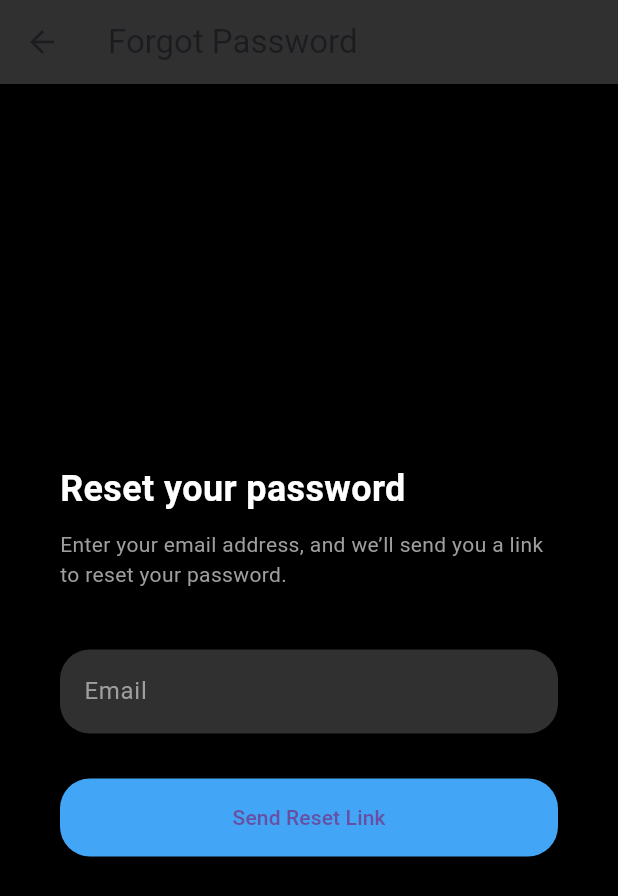
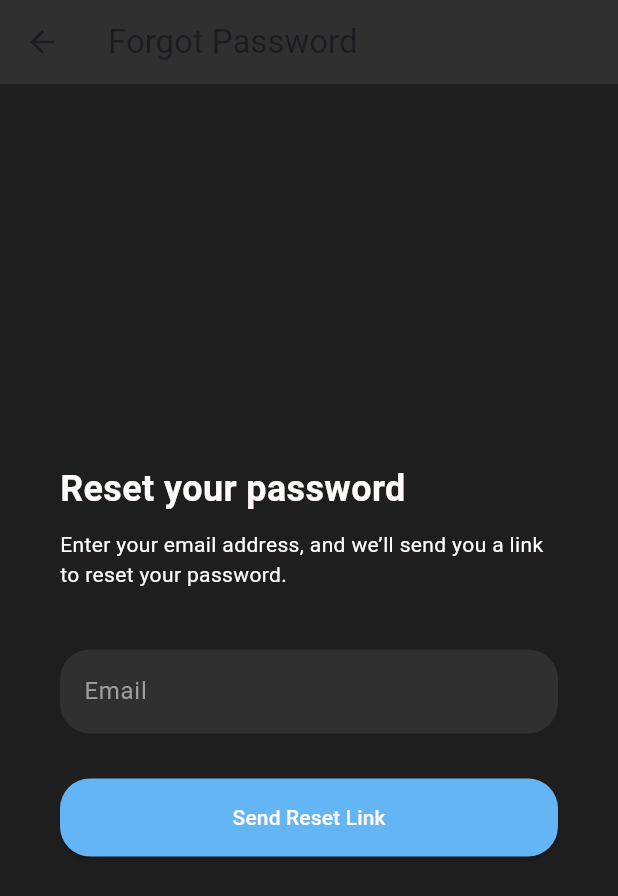
Before and after one commit to Endata133/PeerWebapp, a Flutter app: the ForgotPasswordScreen screen opened by its route, on a phone screen of 412 x 824 dp. Shown: the top 896 px of the screen. Run offline on Flutter 3.47's test engine with Material 3 defaults, Android fonts, the phone set to English and light mode, and no system bars; our stand-ins replace graphql_flutter.

Commit message:
farbschema in den anderen screens angepasst

```diff
--- a/lib/forgot_password_screen.dart
+++ b/lib/forgot_password_screen.dart
@@ -6,7 +6,7 @@ class ForgotPasswordScreen extends StatelessWidget {
     return Scaffold(
       appBar: AppBar(
         title: Text("Forgot Password"),
-        backgroundColor: Colors.grey[850],
+        backgroundColor: Colors.grey[850], // Consistent dark background for AppBar
       ),
       body: Padding(
         padding: EdgeInsets.symmetric(horizontal: 40.0),
@@ -20,7 +20,7 @@ class ForgotPasswordScreen extends StatelessWidget {
                 style: TextStyle(
                   fontSize: 24,
                   fontWeight: FontWeight.bold,
-                  color: Colors.white,
+                  color: Color.fromRGBO(255, 250, 250, 1.0), // Light text color
                 ),
               ),
               SizedBox(height: 10),
@@ -28,7 +28,7 @@ class ForgotPasswordScreen extends StatelessWidget {
                 'Enter your email address, and we’ll send you a link to reset your password.',
                 style: TextStyle(
                   fontSize: 14,
-                  color: Colors.grey[500],
+                  color: Color.fromRGBO(255, 250, 250, 1.0), // Light text color for description
                 ),
               ),
               SizedBox(height: 40),
@@ -39,7 +39,7 @@ class ForgotPasswordScreen extends StatelessWidget {
           ),
         ),
       ),
-      backgroundColor: Colors.black,
+      backgroundColor: const Color(0xFF1E1E1E), // Background color #1E1E1E
     );
   }
 
@@ -49,14 +49,14 @@ class ForgotPasswordScreen extends StatelessWidget {
       decoration: InputDecoration(
         hintText: 'Email',
         filled: true,
-        fillColor: Colors.grey[850],
-        hintStyle: TextStyle(color: Colors.grey[500]),
+        fillColor: Colors.grey[850], // Dark background for input field
+        hintStyle: TextStyle(color: Colors.grey[500]), // Grey hint text
         border: OutlineInputBorder(
           borderRadius: BorderRadius.circular(20),
           borderSide: BorderSide.none,
         ),
       ),
-      style: TextStyle(color: Colors.white),
+      style: TextStyle(color: Color.fromRGBO(255, 250, 250, 1.0)), // White input text color
     );
   }
 
@@ -73,9 +73,14 @@ class ForgotPasswordScreen extends StatelessWidget {
           shape: RoundedRectangleBorder(
             borderRadius: BorderRadius.circular(20),
           ),
-          backgroundColor: Colors.blue[400],
+          backgroundColor: Colors.blue[300], // Button color same as in login screen
         ),
-        child: Text('Send Reset Link'),
+        child: Text(
+          'Send Reset Link',
+          style: TextStyle(
+            color: Color.fromRGBO(255, 250, 250, 1.0), // Button text color (white)
+          ),
+        ),
       ),
     );
   }
```
Also changed, not shown: lib/register_screen.dart (+15 -14 lines).
